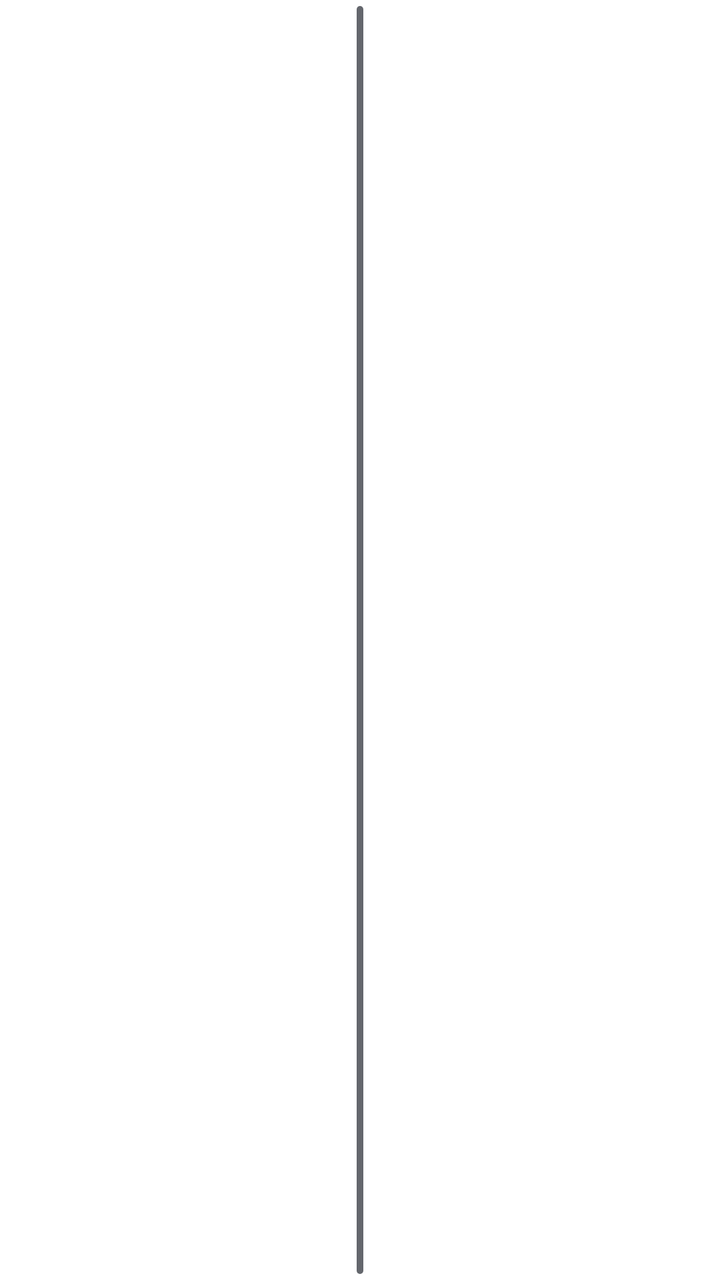
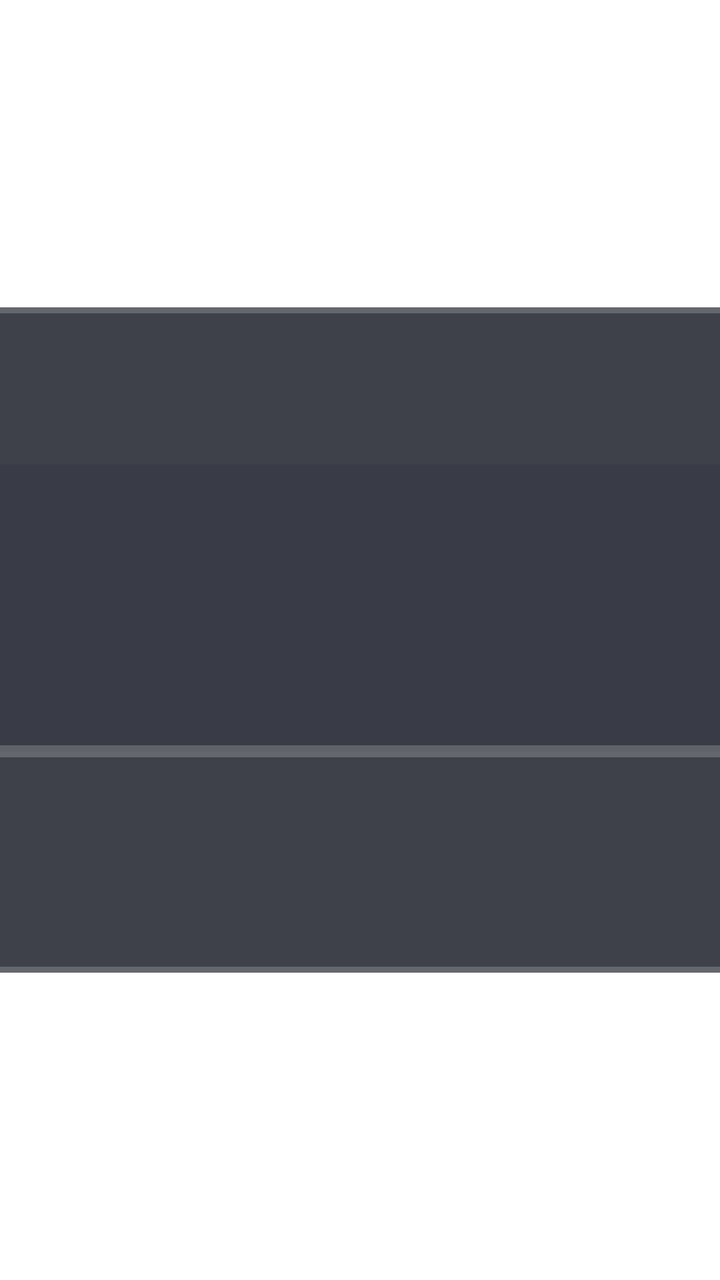

Before-and-after screenshots of an Android layout around one commit, followed by the original layout XML and the change that was made.
<!-- AndroidManifest.xml: application theme AppTheme.NoActionBar -->
<!-- res/layout/dialog_live_password.xml -->
<?xml version="1.0" encoding="utf-8"?>
<FrameLayout xmlns:android="http://schemas.android.com/apk/res/android"
    xmlns:tools="http://schemas.android.com/tools"
    android:layout_width="match_parent"
    android:layout_height="match_parent">

    <LinearLayout
        android:layout_width="match_parent"
        android:layout_height="wrap_content"
        android:layout_gravity="center"
        android:layout_marginLeft="@dimen/vs_30"
        android:layout_marginRight="@dimen/vs_30"
        android:background="@drawable/shape_danmu_setting_bg"
        android:orientation="horizontal"
        android:padding="@dimen/vs_30">

        <EditText
            android:id="@+id/input"
            android:layout_width="match_parent"
            android:layout_height="wrap_content"
            android:layout_gravity="center"
            android:layout_weight="1"
            android:background="@drawable/input_dialog_api_input"
            android:hint="请输入密码"
            android:inputType="textPassword"
            android:maxLines="1"
            android:minHeight="@dimen/vs_50"
            android:paddingLeft="@dimen/vs_2"
            android:paddingTop="@dimen/vs_10"
            android:paddingRight="@dimen/vs_2"
            android:paddingBottom="@dimen/vs_10"
            android:textColor="@color/dialog_text_primary"
            android:textColorHint="@color/dialog_text_hint"
            android:textSize="@dimen/ts_26" />

        <TextView
            android:id="@+id/inputSubmit"
            android:layout_width="wrap_content"
            android:layout_height="@dimen/vs_50"
            android:layout_gravity="center"
            android:layout_marginLeft="@dimen/vs_5"
            android:background="@drawable/button_danmu_setting"
            android:focusable="true"
            android:gravity="center"
            android:paddingLeft="@dimen/vs_10"
            android:paddingRight="@dimen/vs_10"
            android:text="确定"
            android:textColor="@color/dialog_text_primary"
            android:textSize="@dimen/ts_22" />

    </LinearLayout>
</FrameLayout>
<!-- resources referenced by this layout -->
<resources>
  <color name="dialog_text_hint">#80FFFFFF</color>
  <color name="dialog_text_primary">#FFFFFFFF</color>
  <dimen name="ts_22">15mm</dimen>
  <dimen name="ts_26">17mm</dimen>
  <dimen name="vs_10">10mm</dimen>
  <dimen name="vs_2">2mm</dimen>
  <dimen name="vs_30">30mm</dimen>
  <dimen name="vs_5">5mm</dimen>
  <dimen name="vs_50">50mm</dimen>
  <!-- drawable button_danmu_setting (drawable) -->
  <?xml version="1.0" encoding="utf-8"?>
  <selector xmlns:android="http://schemas.android.com/apk/res/android">
      <item android:state_focused="true">
          <shape>
              <corners android:radius="@dimen/vs_6" />
              <solid android:color="@color/dialog_control_bg_focused" />
              <stroke
                  android:width="@dimen/vs_1"
                  android:color="@color/dialog_control_stroke_focused" />
          </shape>
      </item>
      <item>
          <shape>
              <corners android:radius="@dimen/vs_6" />
              <solid android:color="@color/dialog_control_bg" />
              <stroke
                  android:width="@dimen/vs_1"
                  android:color="@color/dialog_control_stroke" />
          </shape>
      </item>
  </selector>
  <!-- drawable shape_danmu_setting_bg (drawable) -->
  <?xml version="1.0" encoding="utf-8"?>
  <shape xmlns:android="http://schemas.android.com/apk/res/android">
      <corners android:radius="@dimen/vs_10" />
      <solid android:color="@color/dialog_panel_bg" />
      <stroke
          android:width="@dimen/vs_1"
          android:color="@color/dialog_panel_stroke" />
  </shape>
  <style name="AppTheme.NoActionBar" parent="AppTheme">
          <item name="android:windowActionBar">false</item>
          <item name="android:windowNoTitle">true</item>
          <item name="windowActionBar">false</item>
          <item name="android:windowFullscreen">false</item>//手机版：默认保留状态栏，全屏页面运行时再隐藏
          <item name="android:windowContentOverlay">@null</item>//是否有遮盖
          <item name="windowNoTitle">true</item>
          <item name="android:keepScreenOn">true</item>
          
          <item name="android:windowBackground">@android:color/transparent</item>
      </style>
  <dimen name="vs_6">6mm</dimen>
  <color name="dialog_control_bg_focused">#CC1890FF</color>
  <dimen name="vs_1">1mm</dimen>
  <color name="dialog_control_stroke_focused">#CC02F8E1</color>
  <color name="dialog_control_bg">#80353744</color>
  <color name="dialog_control_stroke">#22FFFFFF</color>
  <dimen name="vs_20_">-20mm</dimen>
  <color name="dialog_panel_stroke">#33FFFFFF</color>
  <color name="dialog_input_bg">#66353744</color>
  <color name="dialog_panel_bg">#D91D202A</color>
  <style name="AppTheme" parent="Theme.AppCompat.Light.DarkActionBar">
          
          <item name="colorPrimary">@color/color_6200EE</item>
          <item name="colorPrimaryDark">@color/color_3700B3</item>
          <item name="colorAccent">@color/color_03DAC5</item>
      </style>
  <color name="color_6200EE">#6200EE</color>
  <color name="color_3700B3">#3700B3</color>
  <color name="color_03DAC5">#03DAC5</color>
  <!-- unchanged entries left out for length: 1 -->
</resources>

<!-- the commit's change to res/layout/dialog_live_password.xml (unified diff, before → after) -->
@@ -5,48 +5,44 @@
     android:layout_height="match_parent">
 
     <LinearLayout
-        android:layout_width="match_parent"
+        android:layout_width="@dimen/vs_340"
         android:layout_height="wrap_content"
         android:layout_gravity="center"
-        android:layout_marginLeft="@dimen/vs_30"
-        android:layout_marginRight="@dimen/vs_30"
         android:background="@drawable/shape_danmu_setting_bg"
+        android:gravity="center_vertical"
         android:orientation="horizontal"
-        android:padding="@dimen/vs_30">
+        android:padding="@dimen/vs_14">
 
         <EditText
             android:id="@+id/input"
-            android:layout_width="match_parent"
-            android:layout_height="wrap_content"
-            android:layout_gravity="center"
+            android:layout_width="@dimen/vs_0"
+            android:layout_height="@dimen/vs_30"
             android:layout_weight="1"
             android:background="@drawable/input_dialog_api_input"
             android:hint="请输入密码"
             android:inputType="textPassword"
             android:maxLines="1"
-            android:minHeight="@dimen/vs_50"
-            android:paddingLeft="@dimen/vs_2"
-            android:paddingTop="@dimen/vs_10"
-            android:paddingRight="@dimen/vs_2"
-            android:paddingBottom="@dimen/vs_10"
+            android:minHeight="@dimen/vs_30"
+            android:paddingLeft="@dimen/vs_6"
+            android:paddingRight="@dimen/vs_6"
             android:textColor="@color/dialog_text_primary"
             android:textColorHint="@color/dialog_text_hint"
-            android:textSize="@dimen/ts_26" />
+            android:textSize="@dimen/ts_14" />
 
         <TextView
             android:id="@+id/inputSubmit"
             android:layout_width="wrap_content"
-            android:layout_height="@dimen/vs_50"
-            android:layout_gravity="center"
-            android:layout_marginLeft="@dimen/vs_5"
+            android:layout_height="@dimen/vs_30"
+            android:layout_marginLeft="@dimen/vs_8"
+            android:layout_marginStart="@dimen/vs_8"
             android:background="@drawable/button_danmu_setting"
             android:focusable="true"
             android:gravity="center"
-            android:paddingLeft="@dimen/vs_10"
-            android:paddingRight="@dimen/vs_10"
+            android:paddingLeft="@dimen/vs_12"
+            android:paddingRight="@dimen/vs_12"
             android:text="确定"
             android:textColor="@color/dialog_text_primary"
-            android:textSize="@dimen/ts_22" />
+            android:textSize="@dimen/ts_14" />
 
     </LinearLayout>
 </FrameLayout>
<!-- resource entries referenced after the edit -->
@@ -2,13 +2,15 @@
 <resources>
   <color name="dialog_text_hint">#80FFFFFF</color>
   <color name="dialog_text_primary">#FFFFFFFF</color>
-  <dimen name="ts_22">15mm</dimen>
-  <dimen name="ts_26">17mm</dimen>
+  <dimen name="ts_14">12mm</dimen>
+  <dimen name="vs_0">0mm</dimen>
+  <dimen name="vs_12">12mm</dimen>
+  <dimen name="vs_14">14mm</dimen>
   <dimen name="vs_10">10mm</dimen>
   <dimen name="vs_2">2mm</dimen>
   <dimen name="vs_30">30mm</dimen>
+  <dimen name="vs_340">340mm</dimen>
   <dimen name="vs_5">5mm</dimen>
-  <dimen name="vs_50">50mm</dimen>
   <!-- drawable button_danmu_setting (drawable) -->
   <?xml version="1.0" encoding="utf-8"?>
   <selector xmlns:android="http://schemas.android.com/apk/res/android">
@@ -52,6 +54,7 @@
           <item name="android:windowBackground">@android:color/transparent</item>
       </style>
   <dimen name="vs_6">6mm</dimen>
+  <dimen name="vs_8">8mm</dimen>
   <color name="dialog_control_bg_focused">#CC1890FF</color>
   <dimen name="vs_1">1mm</dimen>
   <color name="dialog_control_stroke_focused">#CC02F8E1</color>
